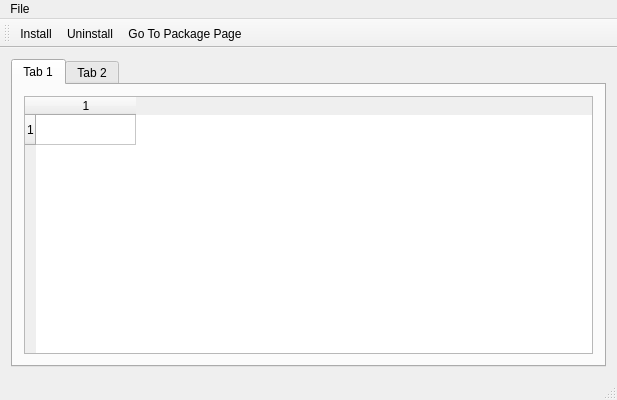
First picture: the form in wpmcpp/mainwindow.ui, repository npackd/npackd, before the edit.
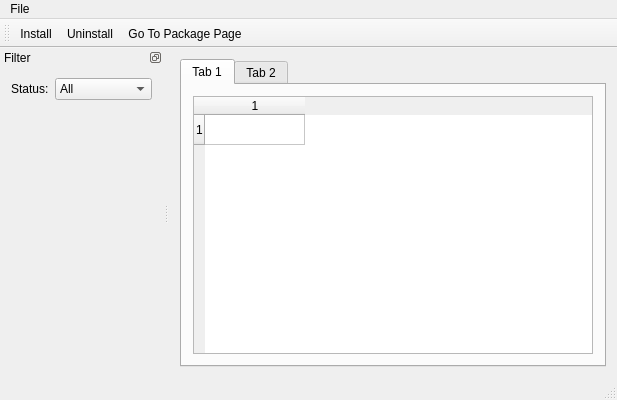
Second picture: the form after the edit.

Commit message: Status filter

What changed in the file:
```diff
--- a/wpmcpp/mainwindow.ui
+++ b/wpmcpp/mainwindow.ui
@@ -14,7 +14,7 @@
    <string>MainWindow</string>
   </property>
   <widget class="QWidget" name="centralWidget">
-   <layout class="QHBoxLayout" name="horizontalLayout">
+   <layout class="QVBoxLayout" name="verticalLayout_3">
     <item>
      <widget class="QTabWidget" name="tabWidget">
       <property name="currentIndex">
@@ -143,6 +143,53 @@
    <addaction name="actionGotoPackageURL"/>
   </widget>
   <widget class="QStatusBar" name="statusBar"/>
+  <widget class="QDockWidget" name="dockWidget">
+   <property name="floating">
+    <bool>false</bool>
+   </property>
+   <property name="features">
+    <set>QDockWidget::DockWidgetFloatable</set>
+   </property>
+   <property name="windowTitle">
+    <string>Filter</string>
+   </property>
+   <attribute name="dockWidgetArea">
+    <number>1</number>
+   </attribute>
+   <widget class="QWidget" name="dockWidgetContents">
+    <layout class="QFormLayout" name="formLayout">
+     <property name="fieldGrowthPolicy">
+      <enum>QFormLayout::AllNonFixedFieldsGrow</enum>
+     </property>
+     <item row="0" column="0">
+      <widget class="QLabel" name="label_2">
+       <property name="text">
+        <string>Status:</string>
+       </property>
+      </widget>
+     </item>
+     <item row="0" column="1">
+      <widget class="QComboBox" name="comboBoxStatus">
+       <item>
+        <property name="text">
+         <string>All</string>
+        </property>
+       </item>
+       <item>
+        <property name="text">
+         <string>Not Installed</string>
+        </property>
+       </item>
+       <item>
+        <property name="text">
+         <string>Installed</string>
+        </property>
+       </item>
+      </widget>
+     </item>
+    </layout>
+   </widget>
+  </widget>
   <action name="actionExit">
    <property name="text">
     <string>Exit</string>
```
The commit also changes 3 other files.
